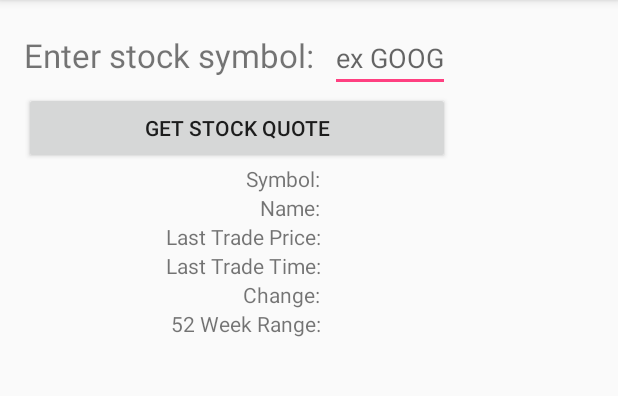
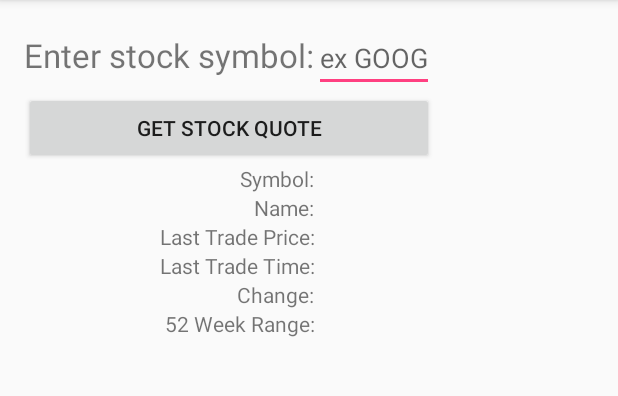
Before and after one commit to keanejc/StockQuotes-keane, an Android app: the screen it shows after launch (MainActivity), on a phone screen of 412 x 824 dp, the part 84-480 px from its top. Run offline under Robolectric (Android 15) with nearby library versions, the phone set to English and light mode, and no system bars; pictures from the network do not load; 9 statements that could not run were skipped.

Commit message:
mostly done, two errors to correct

```diff
--- a/app/src/main/res/Stock.java
+++ b/app/src/main/java/com/introtoandriod/stockquotes_keane/Stock.java
@@ -1,4 +1,4 @@
-package edu.cofc.stock;
+package com.introtoandriod.stockquotes_keane;
 
 import android.util.Log;
 import java.net.*;
--- a/app/src/main/res/layout/activity_main.xml
+++ b/app/src/main/res/layout/activity_main.xml
@@ -14,7 +14,7 @@
     <TextView
         android:layout_width="wrap_content"
         android:layout_height="wrap_content"
-        android:text="Enter stock symbol:  "
+        android:text="@string/enter_stock_symbol"
         android:textSize="10pt"
  />
 
@@ -22,7 +22,7 @@
         android:layout_width="wrap_content"
         android:layout_height="wrap_content"
         android:inputType="text"
-        android:hint="ex GOOG"
+        android:hint="@string/ex_goog"
         android:id="@+id/input"
 
         />
@@ -31,7 +31,7 @@
     <TableRow>
 
         <Button
-            android:text="Get Stock Quote"
+            android:text="@string/get_stock_quote"
             android:layout_span="2"
             android:id="@+id/button"
 
@@ -42,7 +42,7 @@
         <TextView
             android:layout_width="wrap_content"
             android:layout_height="wrap_content"
-            android:text="Symbol:  "
+            android:text="@string/symbol"
             android:textAlignment="viewEnd"
             />
 
@@ -59,7 +59,7 @@
         <TextView
             android:layout_width="wrap_content"
             android:layout_height="wrap_content"
-            android:text="Name:  "
+            android:text="@string/name"
             android:textAlignment="viewEnd"
             />
 
@@ -76,7 +76,7 @@
         <TextView
             android:layout_width="wrap_content"
             android:layout_height="wrap_content"
-            android:text="Last Trade Price:  "
+            android:text="@string/last_trade_price"
             android:textAlignment="viewEnd"
             />
 
@@ -93,7 +93,7 @@
         <TextView
             android:layout_width="wrap_content"
             android:layout_height="wrap_content"
-            android:text="Last Trade Time:  "
+            android:text="@string/last_trade_time"
             android:textAlignment="viewEnd"
             />
 
@@ -110,7 +110,7 @@
         <TextView
             android:layout_width="wrap_content"
             android:layout_height="wrap_content"
-            android:text="Change:  "
+            android:text="@string/change"
             android:textAlignment="viewEnd"
             />
 
@@ -127,7 +127,7 @@
         <TextView
             android:layout_width="wrap_content"
             android:layout_height="wrap_content"
-            android:text="52 Week Range:  "
+            android:text="@string/_52_week_range"
             android:textAlignment="viewEnd"
             />
 
--- a/app/src/main/res/values/strings.xml
+++ b/app/src/main/res/values/strings.xml
@@ -1,3 +1,16 @@
 <resources>
     <string name="app_name">StockQuotes-keane</string>
+    <string name="_52_week_range">52 Week Range:</string>
+    <string name="change">Change:</string>
+    <string name="enter_stock_symbol">Enter stock symbol:</string>
+    <string name="get_stock_quote">Get Stock Quote</string>
+    <string name="last_trade_price">Last Trade Price:</string>
+    <string name="last_trade_time">Last Trade Time:</string>
+    <string name="name">Name:</string>
+    <string name="symbol">Symbol:</string>
+    <string name="ex_goog">ex GOOG</string>
+    <string name="general_exception">Something went terribly wring</string>
+    <string name="io_exception">IO Exception</string>
+    <string name="malformed_exception">MalformedURL Exception</string>
+    <string name="invalid">Invalid input</string>
 </resources>
```
Also changed, not shown: app/src/main/java/com/introtoandriod/stockquotes_keane/MainActivity.java (+69 -9 lines).
